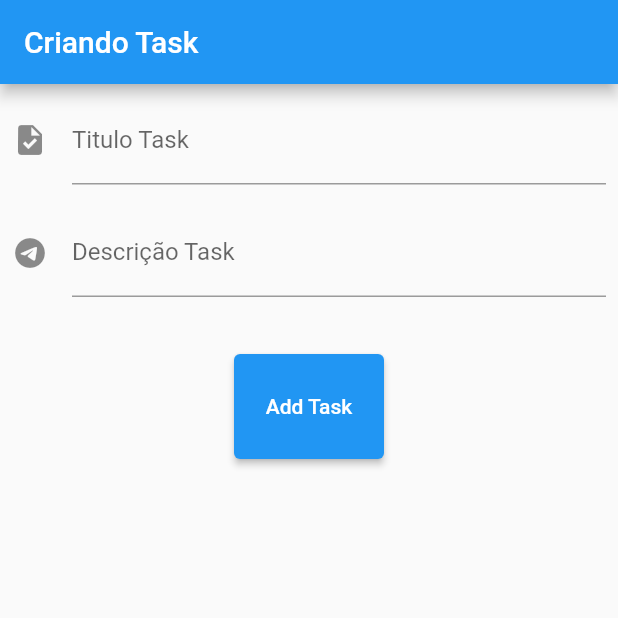
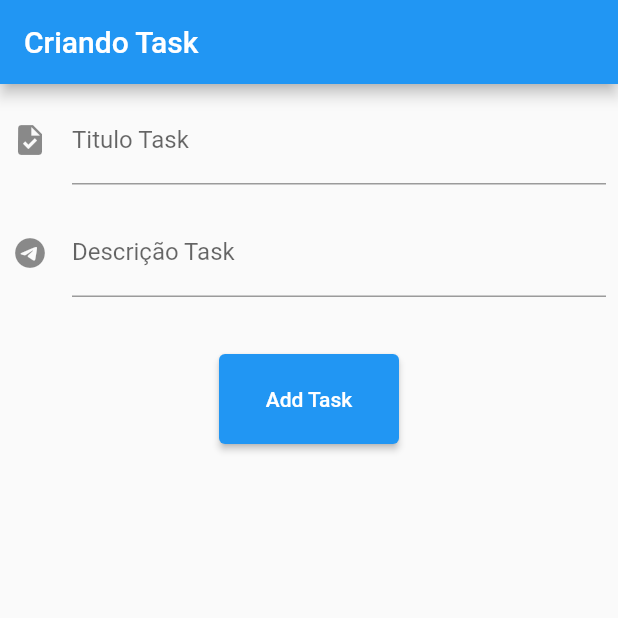
Before and after one commit to WillAPS/crud_flutter, a Flutter app: the screen it shows after launch, on a phone screen of 412 x 824 dp, the top half of it. Run offline on Flutter 3.47's test engine with Material 2 defaults, Android fonts, the phone set to English and light mode, and no system bars.

```diff
--- a/lib/main.dart
+++ b/lib/main.dart
@@ -56,7 +56,7 @@ class FormAddTask extends StatelessWidget {
           onPressed: () {
             print('click button');
           },
-          style: ButtonStyle(minimumSize: MaterialStateProperty.all(Size(100, 70))),
+          style: ButtonStyle(minimumSize: MaterialStateProperty.all(Size(120, 60))),
         ),
       ]),
     );
```
Also changed, not shown: 1 other file.
